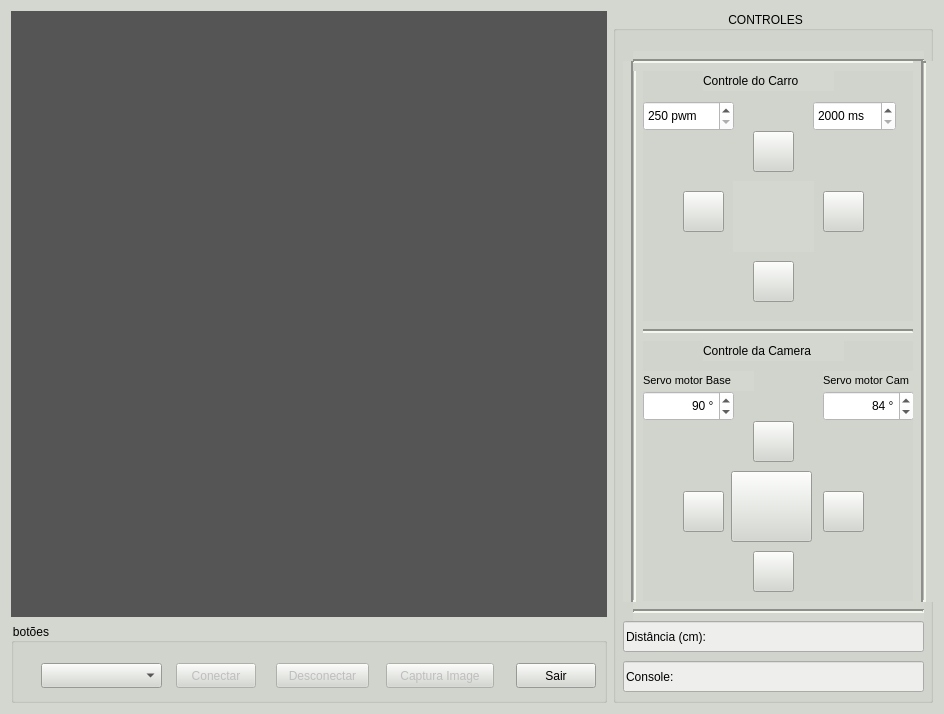
Before: the Qt Designer form myCamSelect/widget.ui in fael09/Interface-DRN-Robot, drawn with Qt 5.
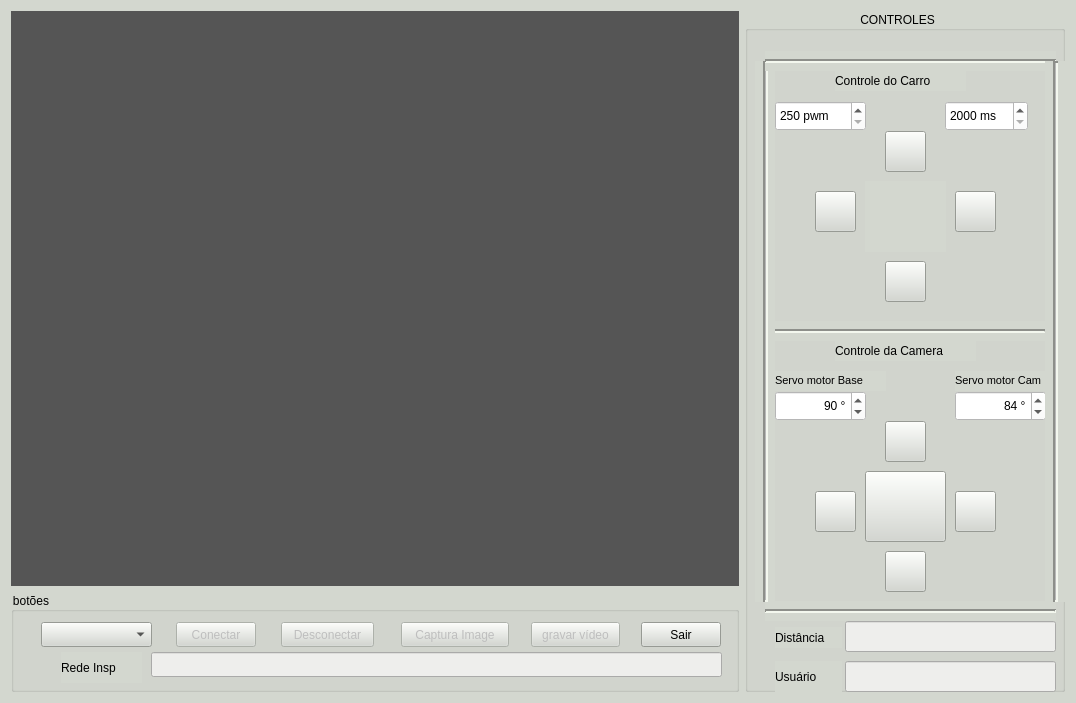
After: the same form once the commit is applied. Icons and pictures are not drawn.

```diff
--- a/myCamSelect/widget.ui
+++ b/myCamSelect/widget.ui
@@ -6,8 +6,8 @@
    <rect>
     <x>0</x>
     <y>0</y>
-    <width>944</width>
-    <height>714</height>
+    <width>1076</width>
+    <height>703</height>
    </rect>
   </property>
   <property name="windowTitle">
@@ -21,7 +21,7 @@
   </property>
   <layout class="QGridLayout" name="gridLayout">
    <item row="0" column="1" rowspan="3">
-    <widget class="QGroupBox" name="groupBox">
+    <widget class="QGroupBox" name="webcam">
      <property name="maximumSize">
       <size>
        <width>320</width>
@@ -34,9 +34,9 @@
      <widget class="QLineEdit" name="console">
       <property name="geometry">
        <rect>
-        <x>10</x>
+        <x>100</x>
         <y>650</y>
-        <width>301</width>
+        <width>211</width>
         <height>31</height>
        </rect>
       </property>
@@ -44,7 +44,7 @@
        <string notr="true">background-color: rgb(238, 238, 236);</string>
       </property>
       <property name="text">
-       <string>Console:</string>
+       <string/>
       </property>
      </widget>
      <widget class="QSpinBox" name="servo_base">
@@ -126,9 +126,9 @@
      <widget class="QLineEdit" name="distancia">
       <property name="geometry">
        <rect>
-        <x>10</x>
+        <x>100</x>
         <y>610</y>
-        <width>301</width>
+        <width>211</width>
         <height>31</height>
        </rect>
       </property>
@@ -139,7 +139,7 @@
        <string/>
       </property>
       <property name="text">
-       <string>Distância (cm):  </string>
+       <string/>
       </property>
      </widget>
      <widget class="QPushButton" name="left_webcam">
@@ -267,22 +267,6 @@
        <bool>true</bool>
       </property>
      </widget>
-     <widget class="QPushButton" name="webcam">
-      <property name="geometry">
-       <rect>
-        <x>118</x>
-        <y>460</y>
-        <width>81</width>
-        <height>71</height>
-       </rect>
-      </property>
-      <property name="styleSheet">
-       <string notr="true">border-image:url(:webcam.jpg);</string>
-      </property>
-      <property name="text">
-       <string/>
-      </property>
-     </widget>
      <widget class="QSpinBox" name="servo_camera">
       <property name="geometry">
        <rect>
@@ -586,6 +570,55 @@
        <enum>Qt::Vertical</enum>
       </property>
      </widget>
+     <widget class="QPushButton" name="pushButton">
+      <property name="geometry">
+       <rect>
+        <x>120</x>
+        <y>460</y>
+        <width>81</width>
+        <height>71</height>
+       </rect>
+      </property>
+      <property name="text">
+       <string/>
+      </property>
+      <property name="icon">
+       <iconset resource="imagens.qrc">
+        <normaloff>:/webcam.jpg</normaloff>:/webcam.jpg</iconset>
+      </property>
+      <property name="iconSize">
+       <size>
+        <width>90</width>
+        <height>80</height>
+       </size>
+      </property>
+     </widget>
+     <widget class="QLabel" name="label">
+      <property name="geometry">
+       <rect>
+        <x>30</x>
+        <y>616</y>
+        <width>67</width>
+        <height>21</height>
+       </rect>
+      </property>
+      <property name="text">
+       <string>Distância</string>
+      </property>
+     </widget>
+     <widget class="QLabel" name="label_6">
+      <property name="geometry">
+       <rect>
+        <x>30</x>
+        <y>650</y>
+        <width>67</width>
+        <height>31</height>
+       </rect>
+      </property>
+      <property name="text">
+       <string>Usuário</string>
+      </property>
+     </widget>
     </widget>
    </item>
    <item row="2" column="0">
@@ -593,7 +626,7 @@
      <property name="maximumSize">
       <size>
        <width>16777215</width>
-       <height>80</height>
+       <height>100</height>
       </size>
      </property>
      <property name="title">
@@ -605,8 +638,8 @@
       </property>
       <property name="geometry">
        <rect>
-        <x>375</x>
-        <y>40</y>
+        <x>390</x>
+        <y>30</y>
         <width>108</width>
         <height>25</height>
        </rect>
@@ -618,8 +651,8 @@
      <widget class="QPushButton" name="btnClose">
       <property name="geometry">
        <rect>
-        <x>505</x>
-        <y>40</y>
+        <x>630</x>
+        <y>30</y>
         <width>80</width>
         <height>25</height>
        </rect>
@@ -634,8 +667,8 @@
       </property>
       <property name="geometry">
        <rect>
-        <x>265</x>
-        <y>40</y>
+        <x>270</x>
+        <y>30</y>
         <width>93</width>
         <height>25</height>
        </rect>
@@ -651,7 +684,7 @@
       <property name="geometry">
        <rect>
         <x>165</x>
-        <y>40</y>
+        <y>30</y>
         <width>80</width>
         <height>25</height>
        </rect>
@@ -664,12 +697,54 @@
       <property name="geometry">
        <rect>
         <x>30</x>
-        <y>40</y>
-        <width>121</width>
+        <y>30</y>
+        <width>111</width>
         <height>25</height>
        </rect>
       </property>
      </widget>
+     <widget class="QPushButton" name="CaptureVideo">
+      <property name="enabled">
+       <bool>false</bool>
+      </property>
+      <property name="geometry">
+       <rect>
+        <x>520</x>
+        <y>30</y>
+        <width>89</width>
+        <height>25</height>
+       </rect>
+      </property>
+      <property name="text">
+       <string>gravar vídeo</string>
+      </property>
+     </widget>
+     <widget class="QLineEdit" name="lineEdit">
+      <property name="geometry">
+       <rect>
+        <x>140</x>
+        <y>60</y>
+        <width>571</width>
+        <height>25</height>
+       </rect>
+      </property>
+      <property name="styleSheet">
+       <string notr="true">background-color: rgb(238, 238, 236);</string>
+      </property>
+     </widget>
+     <widget class="QLabel" name="label_7">
+      <property name="geometry">
+       <rect>
+        <x>50</x>
+        <y>60</y>
+        <width>81</width>
+        <height>31</height>
+       </rect>
+      </property>
+      <property name="text">
+       <string>Rede Insp</string>
+      </property>
+     </widget>
     </widget>
    </item>
    <item row="0" column="0" rowspan="2">
```
Left out of the diff: 20 changed lines with no effect on the pictures.
